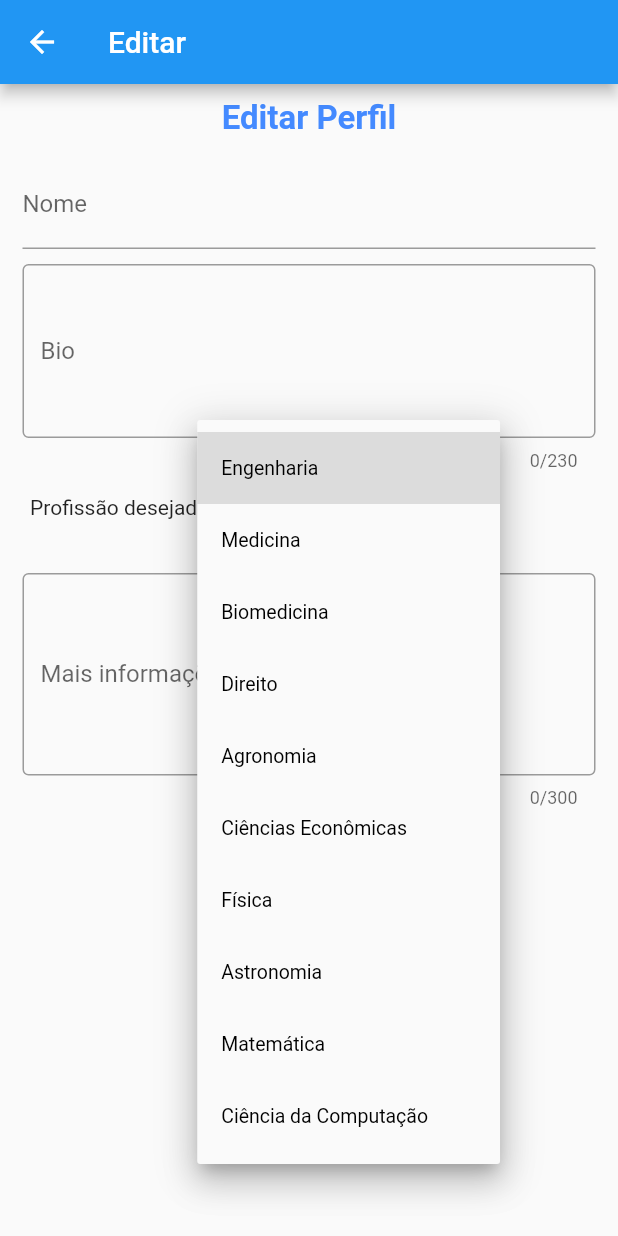
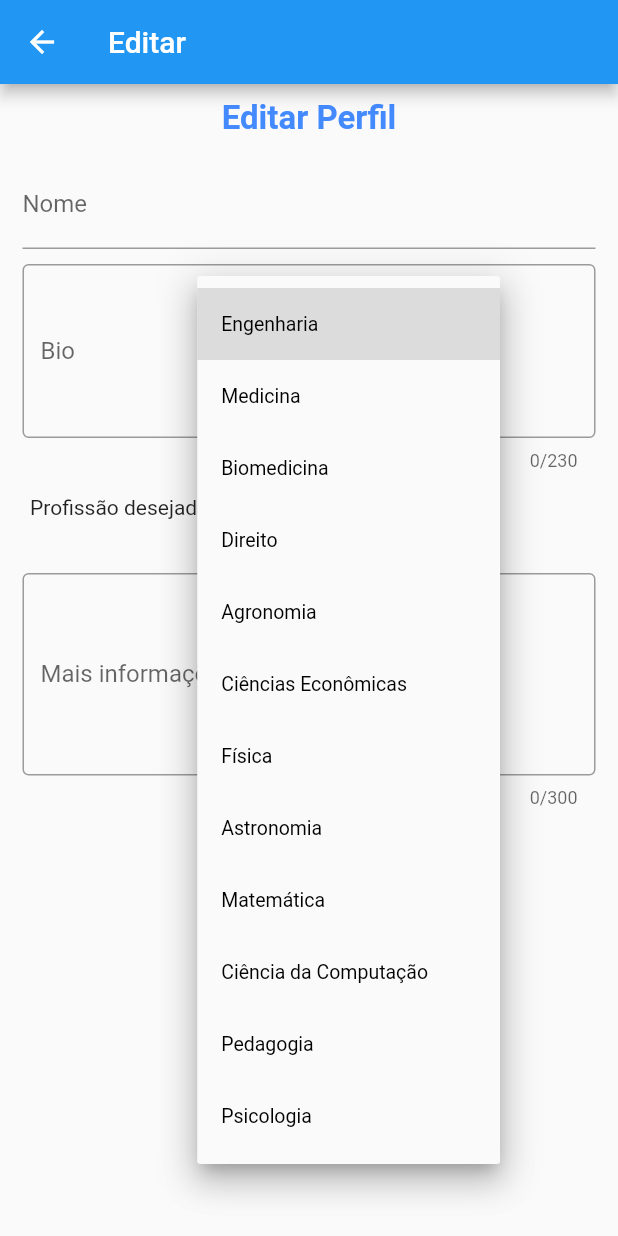
Before and after one commit to PedroH-Peres/projeto_obt, a Flutter app: the EditPage screen opened by its route, after a tap on "Engenharia", on a phone screen of 412 x 824 dp. Run offline on Flutter 3.47's test engine with Material 2 defaults, Android fonts, the phone set to English and light mode, and no system bars; our stand-ins replace cloud_firestore, firebase_auth, firebase_core; missing offline and left inert: dart:ffi; accounts and stored records are empty.

Commit message:
db_prof1

```diff
--- a/lib/utils/profissoes.dart
+++ b/lib/utils/profissoes.dart
@@ -41,6 +41,14 @@ class Profissoes{
       "tipo": "Ciência da Computação",
       "area": "Exatas",
     },
+    {
+      "tipo": "Pedagogia",
+      "area": "Humanas",
+    },
+    {
+      "tipo": "Psicologia",
+      "area": "Biológicas",
+    }
 
 
   ];
```
